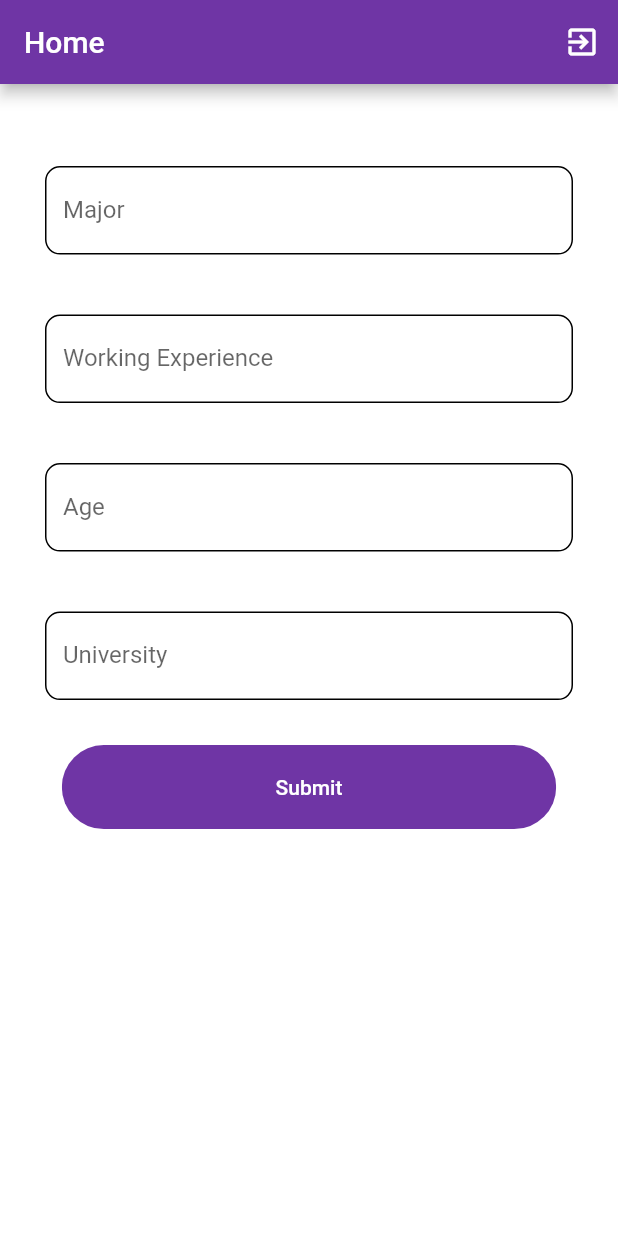
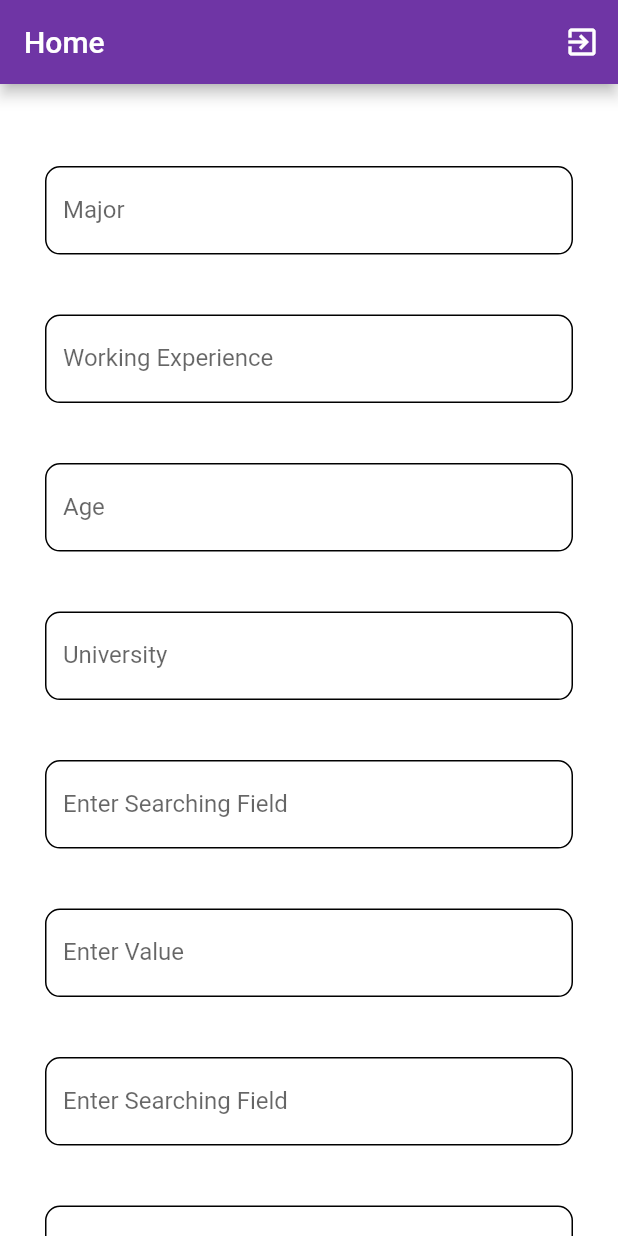
Before and after one commit to amrasim/CVLoader, a Flutter app: the FactorsScreen screen opened directly, on a phone screen of 412 x 824 dp. Run offline on Flutter 3.47's test engine with Material 2 defaults, Android fonts, the phone set to English and light mode, and no system bars; our stand-ins replace file_picker, firebase_auth, firebase_core, firebase_database, flutter_svg; missing offline and left inert: pdf_text; accounts and stored records are empty.

```diff
--- /dev/null
+++ b/lib/CV.dart
@@ -0,0 +1,8 @@
+
+class CV {
+  String text;
+
+
+  CV(this.text);
+
+}
--- a/lib/FactorsScreen/FactorsScreen.dart
+++ b/lib/FactorsScreen/FactorsScreen.dart
@@ -20,9 +20,14 @@ TextEditingController majorController = TextEditingController();
 TextEditingController experienceController = TextEditingController();
 TextEditingController ageController = TextEditingController();
 TextEditingController universityController = TextEditingController();
+TextEditingController selectedController= TextEditingController();
+TextEditingController searchingController= TextEditingController();
+TextEditingController selected2Controller= TextEditingController();
+TextEditingController searching2Controller= TextEditingController();
 
 class FactorsScreenState extends State<FactorsScreen> {
   static final _formKey = GlobalKey<FormState>();
+
   @override
   Widget build(BuildContext context) {
 
@@ -141,6 +146,69 @@ class FactorsScreenState extends State<FactorsScreen> {
                     },
                   ),
                 ),
+
+                    Padding(
+                      padding: const EdgeInsets.all(20.0),
+                      child:TextFormField(
+                        controller: searchingController,
+                        decoration: InputDecoration(
+                          labelText: "Enter Searching Field",
+                          enabledBorder: OutlineInputBorder(
+                            borderRadius: BorderRadius.circular(10.0),
+                          ),
+                        ),
+                        // The validator receives the text that the user has entered.
+
+                      ),
+                    ),
+
+
+
+                Padding(
+                  padding: const EdgeInsets.all(20.0),
+                  child: TextFormField(
+                    controller: selectedController,
+                    decoration: InputDecoration(
+                      labelText: "Enter Value",
+                      enabledBorder: OutlineInputBorder(
+                        borderRadius: BorderRadius.circular(10.0),
+                      ),
+                    ),
+                    // The validator receives the text that the user has entered.
+
+                  ),
+                ),
+                Padding(
+                  padding: const EdgeInsets.all(20.0),
+                  child:TextFormField(
+                    controller: searching2Controller,
+                    decoration: InputDecoration(
+                      labelText: "Enter Searching Field",
+                      enabledBorder: OutlineInputBorder(
+                        borderRadius: BorderRadius.circular(10.0),
+                      ),
+                    ),
+                    // The validator receives the text that the user has entered.
+
+                  ),
+                ),
+
+
+
+                Padding(
+                  padding: const EdgeInsets.all(20.0),
+                  child: TextFormField(
+                    controller: selected2Controller,
+                    decoration: InputDecoration(
+                      labelText: "Enter Value",
+                      enabledBorder: OutlineInputBorder(
+                        borderRadius: BorderRadius.circular(10.0),
+                      ),
+                    ),
+                    // The validator receives the text that the user has entered.
+
+                  ),
+                ),
                 RoundedButton(
                   text: "Submit",
                   press: () {
@@ -166,7 +234,7 @@ class FactorsScreenState extends State<FactorsScreen> {
       print(ageController.text.trim());
       Navigator.push(
         context,
-        MaterialPageRoute(builder: (context) => HomeScreen(age:ageController.text.trim(),major: majorController.text.trim(),experience: experienceController.text.trim(),university: universityController.text.trim(),)),
+        MaterialPageRoute(builder: (context) => HomeScreen(age:ageController.text.trim(),major: majorController.text.trim(),experience: experienceController.text.trim(),university: universityController.text.trim(),field:searchingController.text.trim(),fieldValue:selectedController.text.trim(),field2:searching2Controller.text.trim(),fieldValue2:selected2Controller.text.trim())),
       );
   }
 }
--- a/lib/Home/HomeScreen.dart
+++ b/lib/Home/HomeScreen.dart
@@ -4,13 +4,13 @@ import 'package:cvloader/Home/components/body.dart';
 import 'package:flutter/material.dart';
 
 class HomeScreen extends StatelessWidget {
-  final String major,university, age,experience;
+  final String major,university, age,experience,field,fieldValue,field2,fieldValue2;
 
-  const HomeScreen({Key key, this.major, this.university, this.age, this.experience}) : super(key: key);
+  const HomeScreen({Key key, this.major, this.university, this.age, this.experience, this.field, this.fieldValue, this.field2, this.fieldValue2}) : super(key: key);
   @override
   Widget build(BuildContext context) {
     return Scaffold(
-      body: Body(age: age,university: university,major: major,experience: experience,)
+      body: Body(age: age,university: university,major: major,experience: experience,field:field,fieldValue:fieldValue,field2:field2,fieldValue2:fieldValue2)
     );
   }
 }
--- a/lib/Home/components/background.dart
+++ b/lib/Home/components/background.dart
@@ -3,7 +3,7 @@ import 'package:flutter/material.dart';
 class Background extends StatelessWidget {
   final Widget child;
   const Background({
-    Key key,
+     Key key,
     @required this.child,
   }) : super(key: key);
 
```
Also changed, not shown: lib/Home/components/body.dart (+92 -2 lines), lib/ShowCVScreen.dart (added, +104 -0 lines), pubspec.lock, 1 other file.
